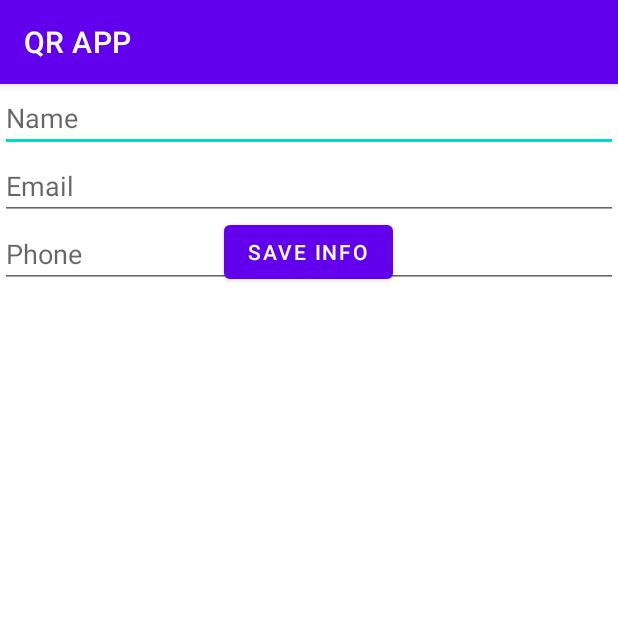
After one commit to denzilmuseruka-byu/qrApp, an Android app: the MyContactInfo screen opened directly, with no data from a screen before it, on a phone screen of 412 x 824 dp, the top half of it. The commit adds this screen. Run offline under Robolectric (Android 15) with nearby library versions, the phone set to English and light mode, and no system bars.

Commit message:
add contacts

```diff
--- a/app/src/main/AndroidManifest.xml
+++ b/app/src/main/AndroidManifest.xml
@@ -4,7 +4,6 @@
 
     <uses-permission android:name="android.permission.CAMERA" />
     <uses-permission android:name="android.permission.READ_CONTACTS" />
-
 
     <application
         android:allowBackup="true"
@@ -13,11 +12,13 @@
         android:roundIcon="@mipmap/ic_launcher_round"
         android:supportsRtl="true"
         android:theme="@style/Theme.QRAPP">
-        <activity android:name=".Contacts"></activity>
+        <activity android:name=".MyContactInfo"></activity>
+        <activity android:name=".Contacts" />
         <activity android:name=".Scanner" />
         <activity android:name=".MainActivity">
             <intent-filter>
                 <action android:name="android.intent.action.MAIN" />
+
                 <category android:name="android.intent.category.LAUNCHER" />
             </intent-filter>
         </activity>
--- /dev/null
+++ b/app/src/main/java/com/peart/qrapp/MyContactInfo.java
@@ -0,0 +1,21 @@
+package com.peart.qrapp;
+
+import androidx.appcompat.app.AppCompatActivity;
+
+import android.os.Bundle;
+import android.widget.EditText;
+
+public class MyContactInfo extends AppCompatActivity {
+
+    EditText name;
+    EditText email;
+    EditText phone;
+
+
+
+    @Override
+    protected void onCreate(Bundle savedInstanceState) {
+        super.onCreate(savedInstanceState);
+        setContentView(R.layout.activity_my_contact_info);
+    }
+}
--- a/app/src/main/res/layout/activity_contacts.xml
+++ b/app/src/main/res/layout/activity_contacts.xml
@@ -3,6 +3,7 @@
     xmlns:tools="http://schemas.android.com/tools"
     android:layout_width="match_parent"
     android:layout_height="match_parent"
+    android:visibility="visible"
     tools:context=".Contacts">
 
 
@@ -10,6 +11,8 @@
      android:id="@+id/recycler_view"
      android:layout_width="match_parent"
      android:layout_height="match_parent"
+     android:clipToPadding="false"
      android:visibility="visible"
      tools:listitem="@layout/item_contact" />
+
 </RelativeLayout>
--- /dev/null
+++ b/app/src/main/res/layout/activity_my_contact_info.xml
@@ -0,0 +1,52 @@
+<?xml version="1.0" encoding="utf-8"?>
+<androidx.constraintlayout.widget.ConstraintLayout xmlns:android="http://schemas.android.com/apk/res/android"
+    xmlns:app="http://schemas.android.com/apk/res-auto"
+    xmlns:tools="http://schemas.android.com/tools"
+    android:layout_width="match_parent"
+    android:layout_height="match_parent"
+    tools:context=".MyContactInfo">
+
+    <EditText
+        android:layout_width="match_parent"
+        android:layout_height="wrap_content"
+        android:id="@+id/etName"
+        android:ems="10"
+        android:hint="Name"
+        android:inputType="textPersonName"
+        app:layout_constraintEnd_toEndOf="parent"
+        app:layout_constraintStart_toStartOf="parent"
+        app:layout_constraintTop_toTopOf="parent" />
+
+    <EditText
+        android:layout_width="match_parent"
+        android:layout_height="wrap_content"
+        android:id="@+id/etEmail"
+        android:ems="10"
+        android:hint="Email"
+        android:inputType="textEmailAddress"
+        app:layout_constraintEnd_toEndOf="parent"
+        app:layout_constraintStart_toStartOf="parent"
+        app:layout_constraintTop_toBottomOf="@+id/etName" />
+    <EditText
+        android:layout_width="match_parent"
+        android:layout_height="wrap_content"
+        android:id="@+id/etPhone"
+        android:ems="10"
+        android:hint="Phone"
+        android:inputType="phone"
+        app:layout_constraintEnd_toEndOf="parent"
+        app:layout_constraintStart_toStartOf="parent"
+        app:layout_constraintTop_toBottomOf="@+id/etEmail" />
+
+    <Button
+        android:id="@+id/btnAdd"
+        android:layout_width="wrap_content"
+        android:layout_height="wrap_content"
+        android:text="Save Info"
+        app:layout_constraintBottom_toBottomOf="@id/etPhone"
+        app:layout_constraintEnd_toEndOf="parent"
+        app:layout_constraintHorizontal_bias="0.498"
+        app:layout_constraintStart_toStartOf="parent" />
+
+
+</androidx.constraintlayout.widget.ConstraintLayout>
```
